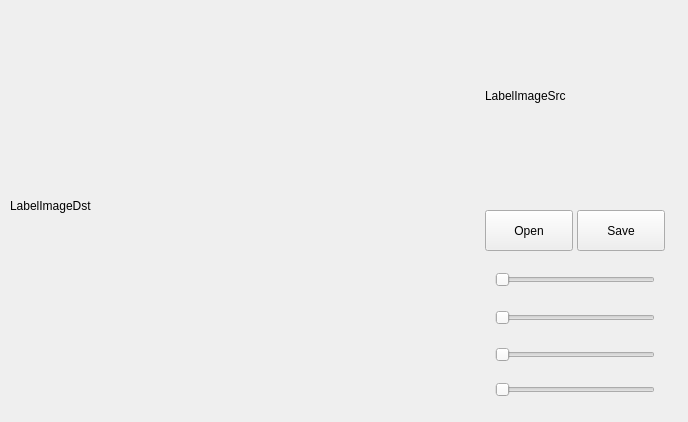
First picture: the form in ui_frameimageview.ui, repository shuoGG1239/Paint2Sketch, before the edit.
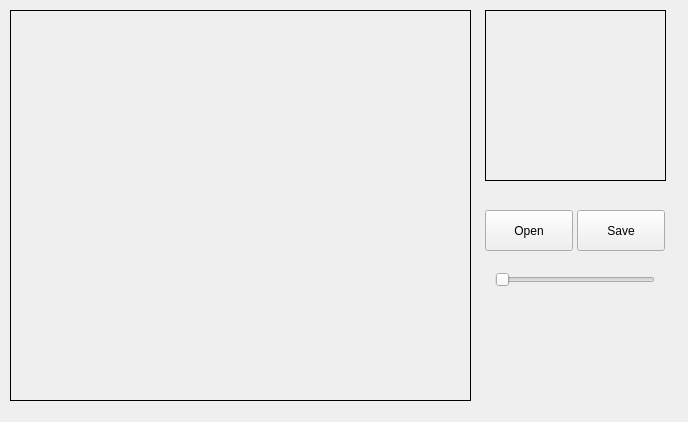
Second picture: the form after the edit.

```diff
--- a/ui_frameimageview.ui
+++ b/ui_frameimageview.ui
@@ -22,8 +22,11 @@
      <height>391</height>
     </rect>
    </property>
+   <property name="frameShape">
+    <enum>QFrame::Box</enum>
+   </property>
    <property name="text">
-    <string>LabelImageDst</string>
+    <string/>
    </property>
   </widget>
   <widget class="QSlider" name="horizontalSliderConvCoreX">
@@ -54,8 +57,11 @@
      <height>171</height>
     </rect>
    </property>
+   <property name="frameShape">
+    <enum>QFrame::Box</enum>
+   </property>
    <property name="text">
-    <string>LabelImageSrc</string>
+    <string/>
    </property>
   </widget>
   <widget class="QPushButton" name="pushButtonOpen">
@@ -71,45 +77,6 @@
     <string>Open</string>
    </property>
   </widget>
-  <widget class="QSlider" name="horizontalSliderConvCoreY">
-   <property name="geometry">
-    <rect>
-     <x>495</x>
-     <y>308</y>
-     <width>160</width>
-     <height>19</height>
-    </rect>
-   </property>
-   <property name="orientation">
-    <enum>Qt::Horizontal</enum>
-   </property>
-  </widget>
-  <widget class="QSlider" name="horizontalSliderT1">
-   <property name="geometry">
-    <rect>
-     <x>495</x>
-     <y>345</y>
-     <width>160</width>
-     <height>19</height>
-    </rect>
-   </property>
-   <property name="orientation">
-    <enum>Qt::Horizontal</enum>
-   </property>
-  </widget>
-  <widget class="QSlider" name="horizontalSliderT2">
-   <property name="geometry">
-    <rect>
-     <x>495</x>
-     <y>380</y>
-     <width>160</width>
-     <height>19</height>
-    </rect>
-   </property>
-   <property name="orientation">
-    <enum>Qt::Horizontal</enum>
-   </property>
-  </widget>
   <widget class="QPushButton" name="pushButtonSave">
    <property name="geometry">
     <rect>
```
Left out of the diff: 2 changed lines with no effect on the pictures.
